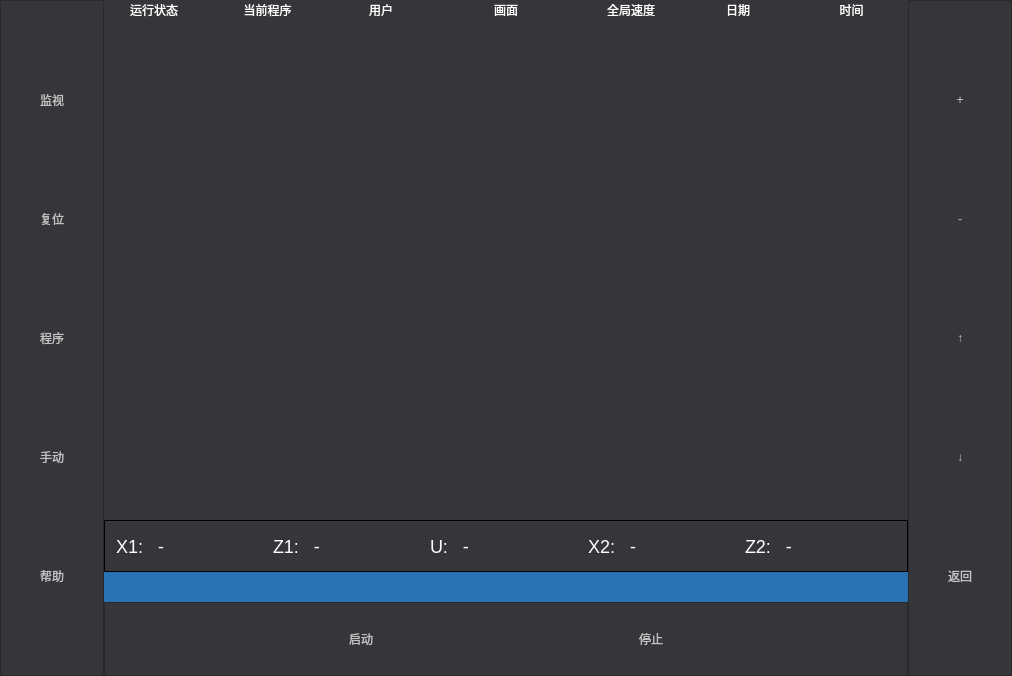
Qt form mainwindow.ui (eeyoo/yunsheng) before a commit.
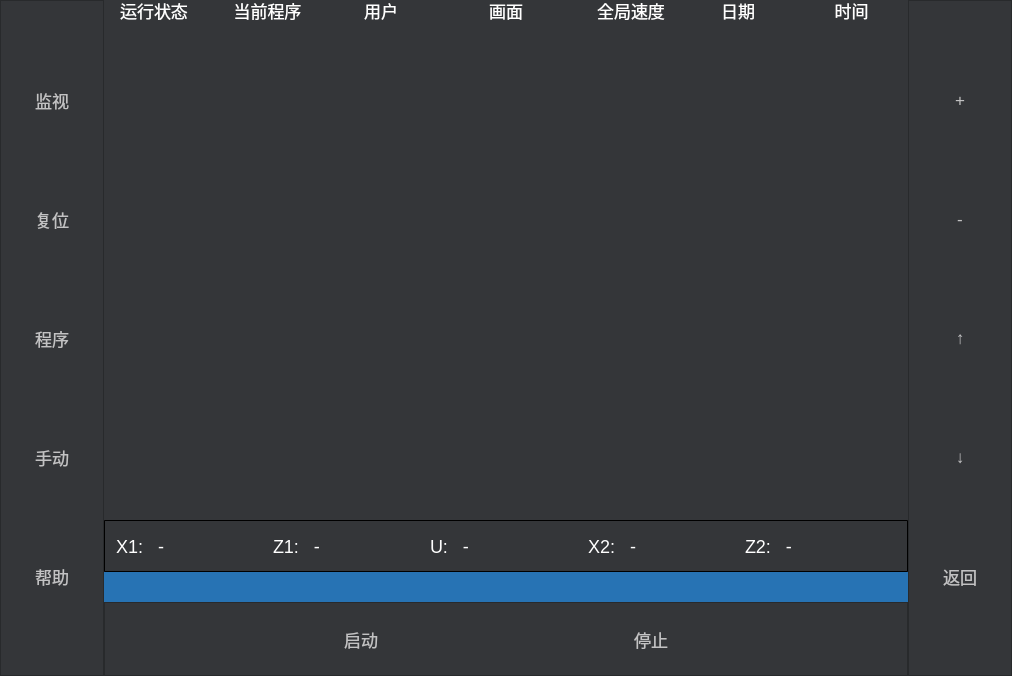
The same form after that commit. Icons and pictures are not drawn.

Commit message: changed UI font size

What changed in the file:
```diff
--- a/mainwindow.ui
+++ b/mainwindow.ui
@@ -15,7 +15,7 @@
   </property>
   <property name="styleSheet">
    <string notr="true">*{
-font: 12px;
+font: 13pt;
 font-family: &quot;微软雅黑&quot;;
 }
 
@@ -541,7 +541,7 @@
            <property name="font">
             <font>
              <family>微软雅黑</family>
-             <pointsize>-1</pointsize>
+             <pointsize>13</pointsize>
              <weight>50</weight>
              <italic>false</italic>
              <bold>false</bold>
```
Left out of the diff: 22 changed lines with no effect on the pictures. The commit also changes 19 other files.
